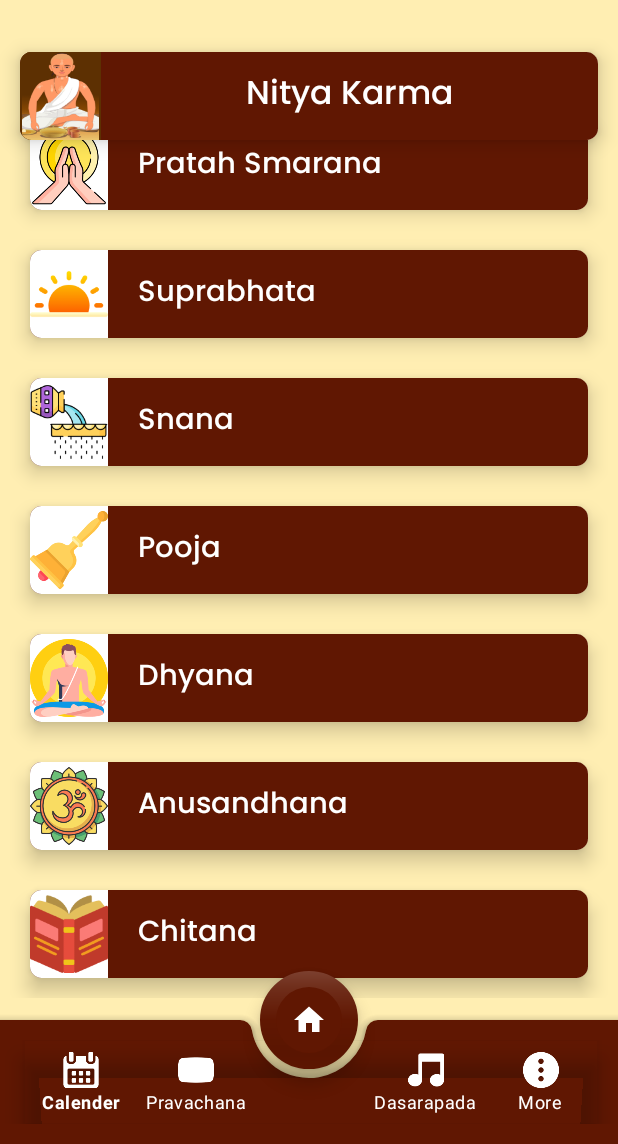
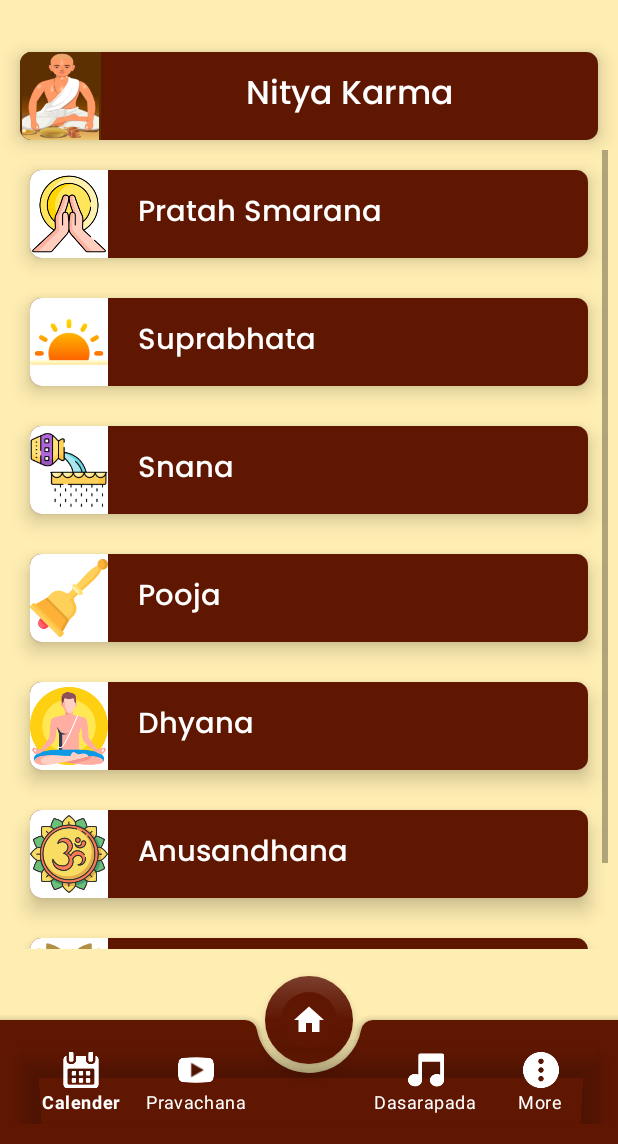
Before and after one commit to dsttd01/ttdapp, an Android app: the fragment NithyaKarmaFragment placed in its activity, on a phone screen of 412 x 824 dp, the part 92-1236 px from its top. Run offline under Robolectric (Android 15) with nearby library versions, the phone set to English and light mode, and no system bars; our stand-ins replace sdp/ssp sizes.

Commit message:
TD - 22, TD - 21

```diff
--- a/app/src/main/java/com/ttd/dasasahitya/fragments/NithyaKarmaFragment.kt
+++ b/app/src/main/java/com/ttd/dasasahitya/fragments/NithyaKarmaFragment.kt
@@ -5,6 +5,8 @@ import android.view.LayoutInflater
 import android.view.View
 import android.view.ViewGroup
 import androidx.fragment.app.Fragment
+import com.ttd.dasasahitya.MainActivity
+import com.ttd.dasasahitya.R
 import com.ttd.dasasahitya.databinding.FragmentNityaKarmaBinding
 
 class NithyaKarmaFragment : Fragment() {
@@ -17,4 +19,11 @@ class NithyaKarmaFragment : Fragment() {
         binding = FragmentNityaKarmaBinding.inflate(inflater, container, false)
         return binding.root
     }
+
+    override fun onViewCreated(view: View, savedInstanceState: Bundle?) {
+        binding.backButton.setOnClickListener {
+            (activity as MainActivity).supportFragmentManager.beginTransaction()
+                .replace(R.id.fragment, MainFragment()).addToBackStack(null).commit()
+        }
+    }
 }
--- a/app/src/main/res/layout/fragment_main.xml
+++ b/app/src/main/res/layout/fragment_main.xml
@@ -161,11 +161,11 @@
 
         <com.google.android.material.floatingactionbutton.FloatingActionButton
             android:id="@+id/fab"
-            android:layout_width="@dimen/_50sdp"
-            android:layout_height="@dimen/_50sdp"
+            android:layout_width="@dimen/_45sdp"
+            android:layout_height="@dimen/_45sdp"
             app:backgroundTint="@color/text_home"
             app:borderWidth="@dimen/_8sdp"
-            app:fabCustomSize="@dimen/_50sdp"
+            app:fabCustomSize="@dimen/_45sdp"
             app:layout_anchor="@id/bottomAppBar"
             app:srcCompat="@drawable/ic_home"
             app:tint="@android:color/white" />
--- a/app/src/main/res/layout/fragment_nitya_karma.xml
+++ b/app/src/main/res/layout/fragment_nitya_karma.xml
@@ -99,8 +99,8 @@
     </androidx.cardview.widget.CardView>
 
     <ScrollView
-        android:layout_width="match_parent"
-        android:layout_height="wrap_content"
+        android:layout_width="0dp"
+        android:layout_height="0dp"
         android:layout_margin="@dimen/_5sdp"
         app:layout_constraintBottom_toBottomOf="@id/h85per_patha"
         app:layout_constraintEnd_toEndOf="parent"
@@ -528,11 +528,11 @@
 
         <com.google.android.material.floatingactionbutton.FloatingActionButton
             android:id="@+id/fab"
-            android:layout_width="@dimen/_50sdp"
-            android:layout_height="@dimen/_50sdp"
+            android:layout_width="@dimen/_45sdp"
+            android:layout_height="@dimen/_45sdp"
             app:backgroundTint="@color/text_home"
             app:borderWidth="@dimen/_8sdp"
-            app:fabCustomSize="@dimen/_50sdp"
+            app:fabCustomSize="@dimen/_45sdp"
             app:layout_anchor="@id/bottomAppBar"
             app:srcCompat="@drawable/ic_home"
             app:tint="@android:color/white" />
```
Also changed, not shown: app/src/main/java/com/ttd/dasasahitya/fragments/NaimittikaKarmaFragment.kt (+8 -0 lines), app/src/main/java/com/ttd/dasasahitya/fragments/PaathaFragment.kt (+8 -0 lines), app/src/main/res/drawable/youtube.png.
